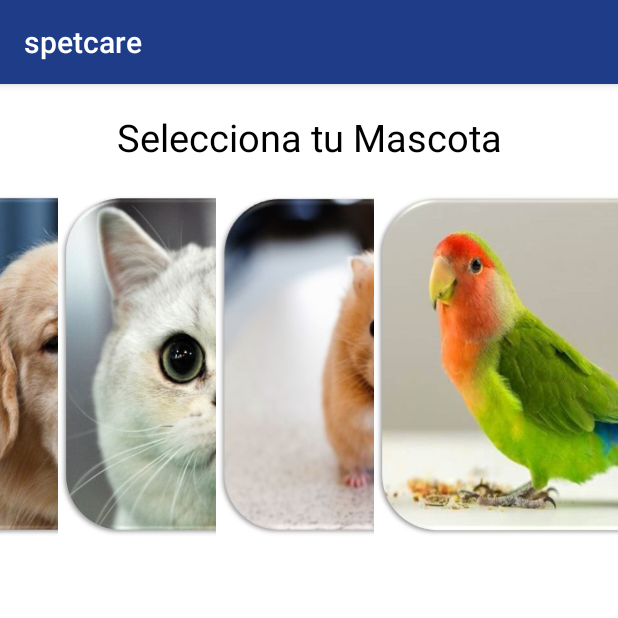
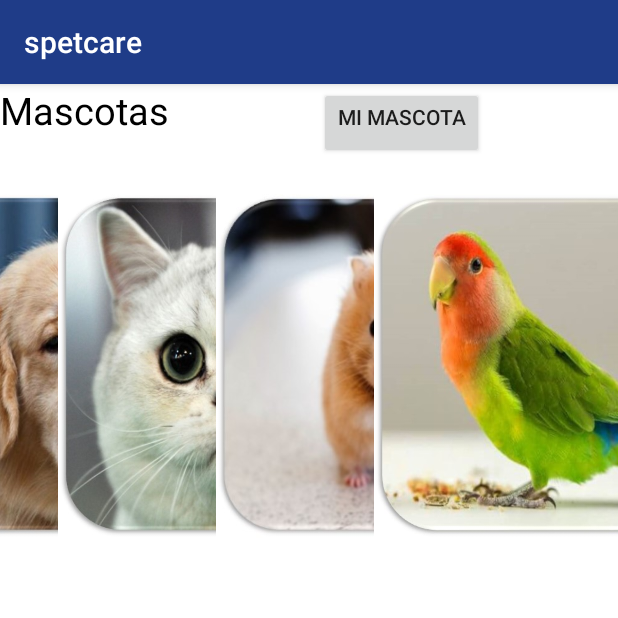
Before and after one commit to Rosi2/Spetcare, an Android app: the Welcome_Activity screen opened directly, with no data from a screen before it, on a phone screen of 412 x 824 dp, the top half of it. Run offline under Robolectric (Android 15) with nearby library versions, the phone set to English and light mode, and no system bars; our stand-ins replace Firebase (no records; nobody signed in at launch, a user with empty details on screens opened directly).

Commit message:
registro mascota

```diff
--- a/app/src/main/AndroidManifest.xml
+++ b/app/src/main/AndroidManifest.xml
@@ -19,6 +19,7 @@
             </intent-filter>
         </activity>
         <activity android:name=".Welcome_Activity" />
+        <activity android:name=".mascota" />
         <activity
             android:name=".tabActivity"
             android:label="@string/title_activity_tab"
@@ -29,6 +30,7 @@
                 android:value="com.example.hphp.spetcare.Welcome_Activity" />
         </activity>
 
+
     </application>
 
 </manifest>
--- a/app/src/main/java/com/example/hphp/spetcare/Welcome_Activity.java
+++ b/app/src/main/java/com/example/hphp/spetcare/Welcome_Activity.java
@@ -8,6 +8,7 @@ import android.view.View;
 import android.view.ViewGroup;
 import android.widget.AdapterView;
 import android.widget.BaseAdapter;
+import android.widget.Button;
 import android.widget.GridView;
 import android.widget.ImageView;
 import android.widget.TextView;
@@ -20,17 +21,27 @@ public class Welcome_Activity extends AppCompatActivity {
     public static final String user="names";
     TextView txtUser;
     String seleccionado;
+    Button mascota;
     DatabaseReference databaseReference;
     @Override
     protected void onCreate(Bundle savedInstanceState) {
         super.onCreate(savedInstanceState);
         setContentView(R.layout.activity_welcome);
+        mascota= (Button) findViewById(R.id.mascota);
         txtUser =(TextView)findViewById(R.id.textser);
         String user = getIntent().getStringExtra("names");
         txtUser.setText("Bienvenido "+ user);
         databaseReference= FirebaseDatabase.getInstance().getReference();
         setContentView(R.layout.activity_welcome);
 
+        mascota.setOnClickListener(new View.OnClickListener() {
+            @Override
+            public void onClick(View v) {
+                Intent myintent = new Intent(getApplicationContext(),mascota.class);
+                startActivity(myintent);
+
+            }
+        });
         GridView gridview = (GridView) findViewById(R.id.gridview);
         gridview.setAdapter(new ImageAdapter(this));
 
--- a/app/src/main/res/layout/activity_welcome.xml
+++ b/app/src/main/res/layout/activity_welcome.xml
@@ -7,13 +7,17 @@
     tools:context=".Welcome_Activity"
     android:background="#fff"
     >
-
+    <LinearLayout
+        android:layout_width="match_parent"
+        android:layout_height="match_parent"
+        android:orientation="horizontal">
         <TextView
             android:id="@+id/textser"
             android:layout_width="wrap_content"
             android:layout_height="wrap_content"
             android:layout_marginBottom="8dp"
             android:layout_marginTop="8dp"
+            android:gravity="left"
             android:textColor="@color/common_google_signin_btn_text_dark_focused"
             android:textSize="24sp"
             app:layout_constraintBottom_toBottomOf="parent"
@@ -23,6 +27,30 @@
             app:layout_constraintStart_toStartOf="parent"
             app:layout_constraintTop_toTopOf="parent"
             app:layout_constraintVertical_bias="0.107" />
+
+        <TextView
+            android:id="@+id/textView"
+            android:layout_width="wrap_content"
+            android:layout_height="49dp"
+            android:layout_marginBottom="8dp"
+            android:layout_marginRight="100dp"
+            android:gravity="left"
+            android:text="Mascotas"
+            android:textColor="#000"
+            android:textSize="25dp"
+            app:layout_constraintBottom_toTopOf="@+id/gridview"
+            tools:layout_editor_absoluteX="0dp" />
+
+        <Button
+            android:id="@+id/mascota"
+            android:layout_width="wrap_content"
+            android:layout_height="wrap_content"
+            android:gravity="right"
+            android:text="Mi mascota"
+            tools:layout_editor_absoluteX="279dp"
+            tools:layout_editor_absoluteY="9dp" />
+    </LinearLayout>
+
 
     <GridView
         android:id="@+id/gridview"
@@ -39,15 +67,5 @@
         tools:labelFor="@+id/textser"
         tools:layout_editor_absoluteX="0dp" />
 
-    <TextView
-        android:id="@+id/textView"
-        android:layout_width="match_parent"
-        android:layout_height="49dp"
-        android:layout_marginBottom="8dp"
-        android:gravity="center"
-        android:text="Selecciona tu Mascota"
-        android:textColor="#000"
-        android:textSize="25dp"
-        app:layout_constraintBottom_toTopOf="@+id/gridview"
-        tools:layout_editor_absoluteX="0dp" />
+
 </android.support.constraint.ConstraintLayout>
```
Also changed, not shown: app/src/main/java/com/example/hphp/spetcare/MainActivity.java (+15 -2 lines), app/src/main/java/com/example/hphp/spetcare/mascota.java (added, +47 -0 lines), app/src/main/res/layout/activity_mascota.xml (added, +61 -0 lines). Lines whose indentation alone changed are shown as unchanged.
